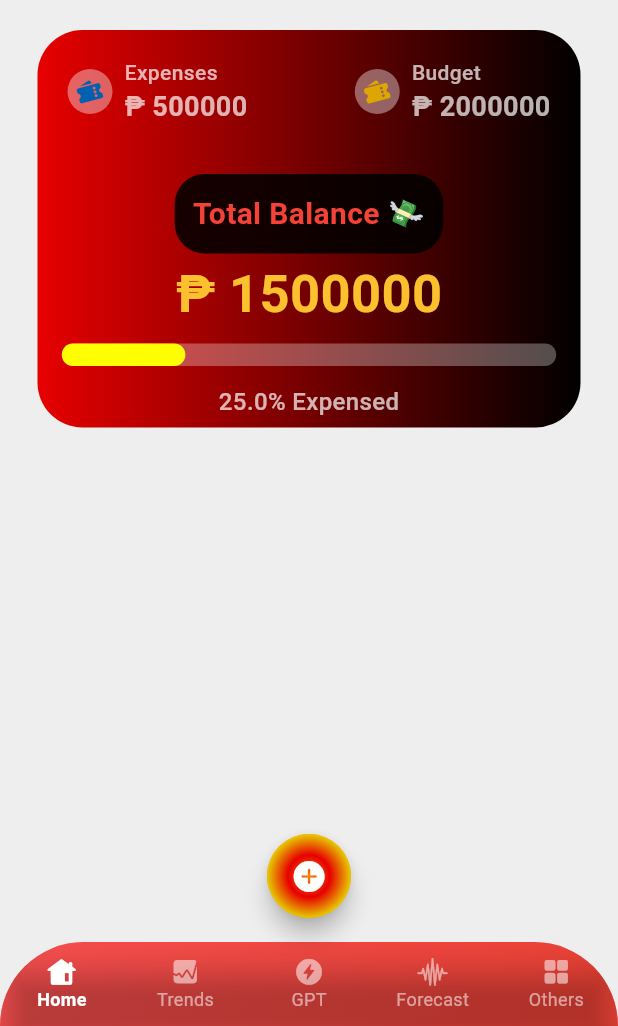
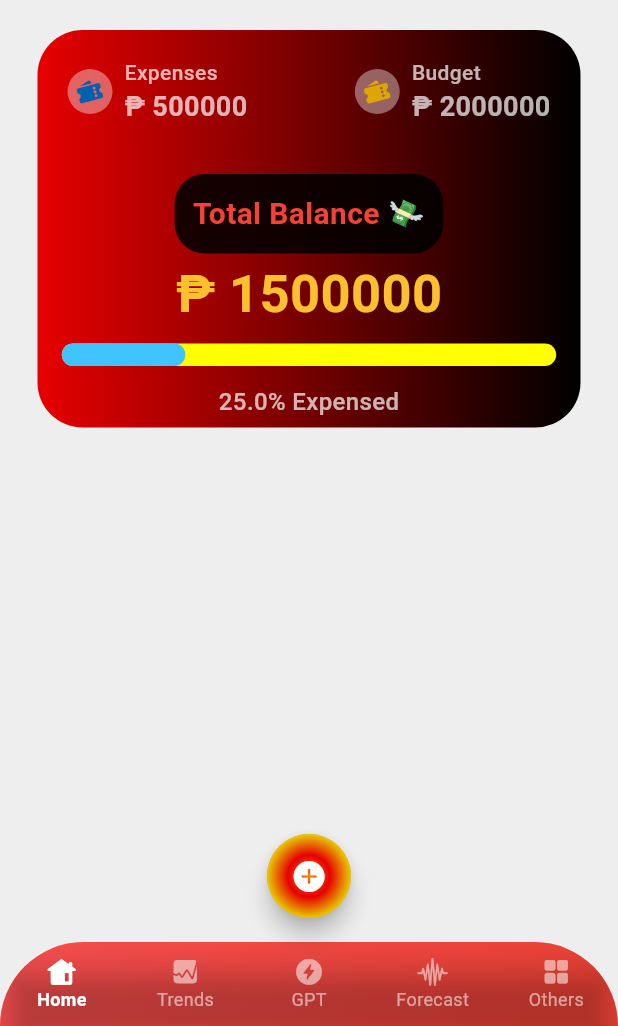
Before and after one commit to donyelqt/pera-pinoy, a Flutter app: the screen it shows after launch, on a phone screen of 412 x 824 dp, the part 210-1236 px from its top. Run offline on Flutter 3.47's test engine with Material 3 defaults, Android fonts, the phone set to English and light mode, and no system bars.

Commit message:
"Updated background and progress colors of LinearProgressIndicator in MainScreen."

```diff
--- a/lib/screens/home/views/main_screen.dart
+++ b/lib/screens/home/views/main_screen.dart
@@ -223,9 +223,9 @@ class MainScreen extends StatelessWidget {
                         LinearProgressIndicator(
                           value: progress.clamp(0.0,
                               1.0), // Ensure the value is between 0.0 and 1.0
-                          backgroundColor: Colors.white30, // Background color
+                          backgroundColor: Colors.yellowAccent, // Background color
                           valueColor: const AlwaysStoppedAnimation<Color>(
-                              Colors.yellowAccent), // Progress color
+                              Colors.lightBlueAccent), // Progress color
                           borderRadius: BorderRadius.circular(30),
                           minHeight: 15, // Height of the progress bar
                         ),
```
